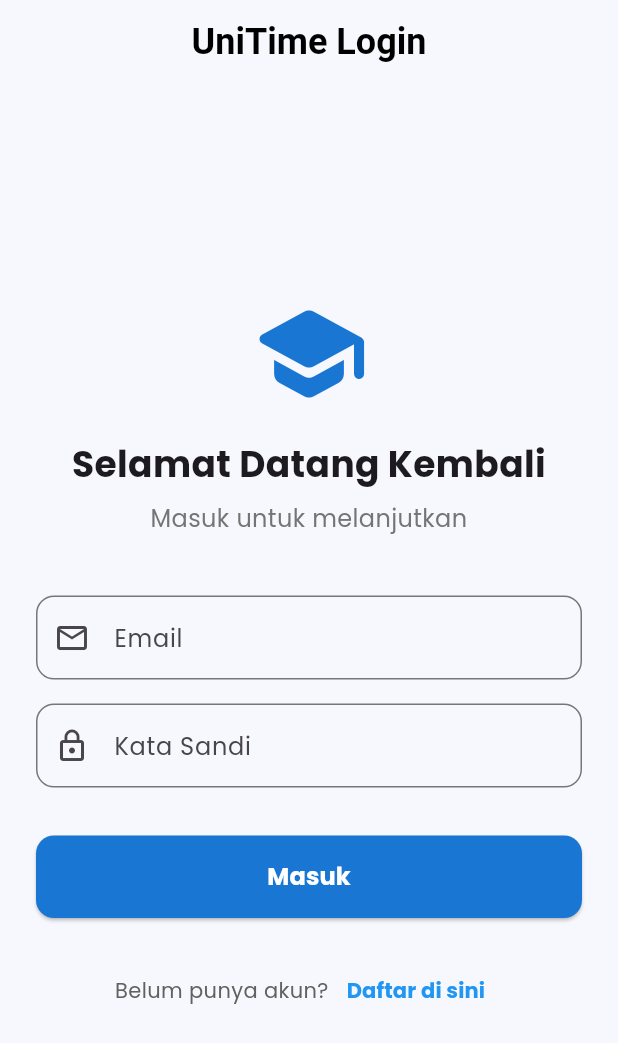
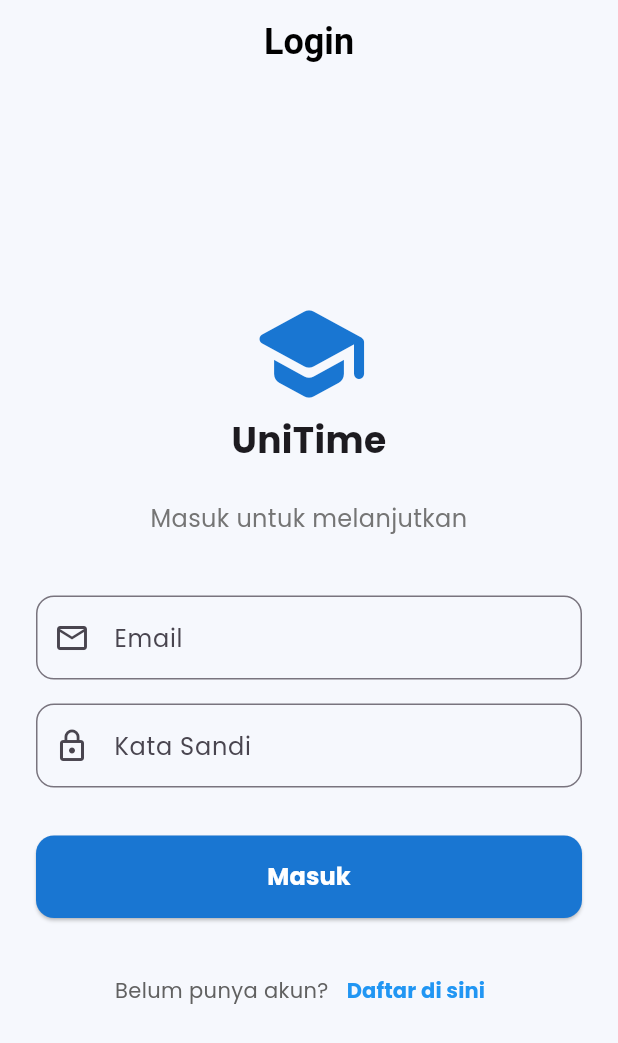
Before and after one commit to aftlah/UniTime, a Flutter app: the screen it shows after launch, on a phone screen of 412 x 824 dp. Shown: the top 1043 px of the screen. Run offline on Flutter 3.47's test engine with Material 3 defaults, Android fonts, the phone set to English and light mode, and no system bars; our stand-ins replace google_fonts, shared_preferences; missing offline and left inert: dart:ffi; accounts and stored records are empty.

Commit message:
edit: login screen

```diff
--- a/lib/screens/auth/login/login_screen.dart
+++ b/lib/screens/auth/login/login_screen.dart
@@ -79,7 +79,7 @@ class _LoginScreenState extends State<LoginScreen> {
     return Scaffold(
       backgroundColor: AppColors.background,
       appBar: AppBar(
-        title: const Text('UniTime Login'),
+        title: const Text('Login'),
         centerTitle: true,
       ),
       body: Center(
@@ -96,11 +96,15 @@ class _LoginScreenState extends State<LoginScreen> {
                   size: 80,
                   color: Colors.blue.shade700,
                 ),
+                const Text('UniTime',
+                textAlign: TextAlign.center,
+                style: TextStyle(fontSize: 24, fontWeight: FontWeight.bold)),
+
                 const SizedBox(height: 16),
-                const Text('Selamat Datang Kembali',
-                    textAlign: TextAlign.center,
-                    style:
-                        TextStyle(fontSize: 24, fontWeight: FontWeight.bold)),
+                // const Text('Selamat Datang Kembali',
+                //     textAlign: TextAlign.center,
+                //     style:
+                //         TextStyle(fontSize: 24, fontWeight: FontWeight.bold)),
                 const SizedBox(height: 8),
                 Text('Masuk untuk melanjutkan',
                     textAlign: TextAlign.center,
```
